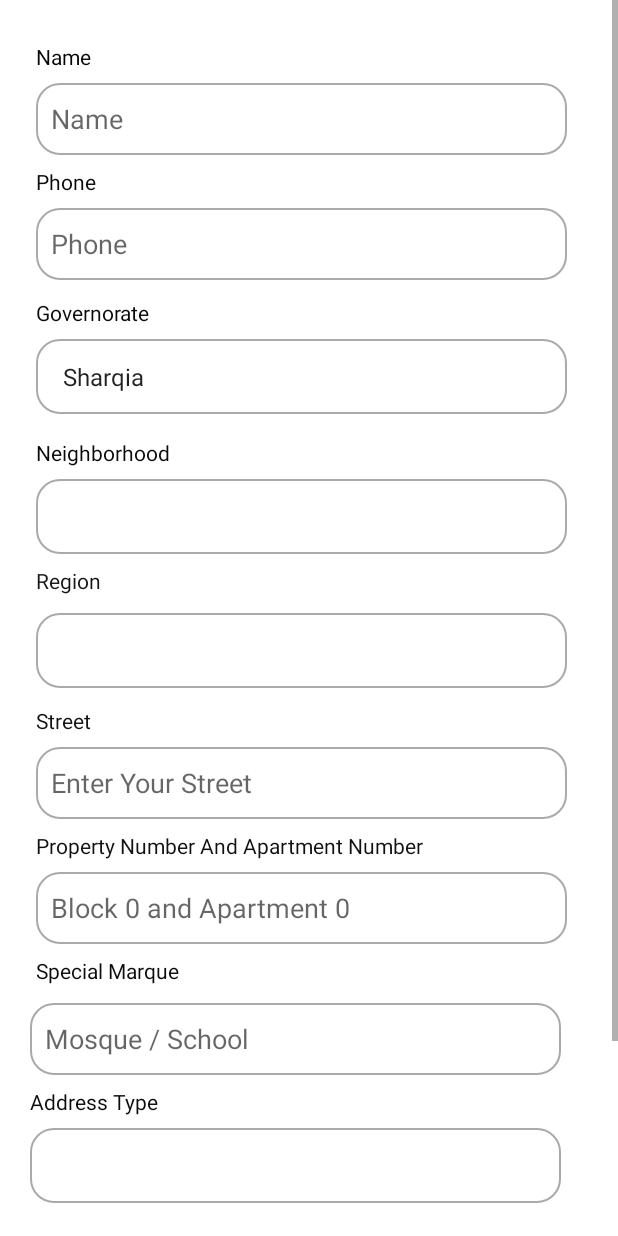
After one commit to ebrahim5599/Farmer-Friend, an Android app: the User_Data screen opened directly, with no data from a screen before it, on a phone screen of 412 x 824 dp. The commit adds this screen. Run offline under Robolectric (Android 15) with nearby library versions, the phone set to English and light mode, and no system bars; Roboto replaces fonts that are not available here.

Commit message:
user_data

```diff
--- a/app/src/main/AndroidManifest.xml
+++ b/app/src/main/AndroidManifest.xml
@@ -13,10 +13,11 @@
         android:theme="@style/Theme.FarmerFriend"
         android:usesCleartextTraffic="true">
         <activity
+            android:name=".e_commerce.ui.User_Data"
+            android:exported="true" />
+        <activity
             android:name=".e_commerce.ui.product_activity.ProductActivity"
             android:exported="true" />
-        android:theme="@style/Theme.FarmerFriend"
-        android:usesCleartextTraffic="true">
         <activity
             android:name=".e_commerce.ui.cart.CartActivity"
             android:exported="true" />
--- a/app/src/main/java/com/graduation/farmerfriend/e_commerce/ui/ECommerceFragment.java
+++ b/app/src/main/java/com/graduation/farmerfriend/e_commerce/ui/ECommerceFragment.java
@@ -4,7 +4,6 @@ import android.content.Intent;
 import android.os.Bundle;
 
 import androidx.fragment.app.Fragment;
-import androidx.fragment.app.FragmentManager;
 import androidx.fragment.app.FragmentTransaction;
 import androidx.recyclerview.widget.LinearLayoutManager;
 import androidx.recyclerview.widget.RecyclerView;
@@ -12,7 +11,6 @@ import androidx.recyclerview.widget.RecyclerView;
 import android.view.LayoutInflater;
 import android.view.View;
 import android.view.ViewGroup;
-import android.widget.EditText;
 import android.widget.ImageView;
 import android.widget.TextView;
 
@@ -45,7 +43,7 @@ public class ECommerceFragment extends Fragment {
         recycler_fertilizers = view.findViewById(R.id.recycleview_fertilizers);
         recycler_tools = view.findViewById(R.id.recycleview_tools);
         recycler_machines = view.findViewById(R.id.recycleview_machines);
-        editText = view.findViewById(R.id.search);
+        editText = view.findViewById(R.id.search_searchview_item);
 
         editText.setOnClickListener(new View.OnClickListener() {
             @Override
--- /dev/null
+++ b/app/src/main/java/com/graduation/farmerfriend/e_commerce/ui/User_Data.java
@@ -0,0 +1,32 @@
+package com.graduation.farmerfriend.e_commerce.ui;
+
+import androidx.appcompat.app.AppCompatActivity;
+
+import android.os.Bundle;
+import android.widget.ArrayAdapter;
+
+import com.graduation.farmerfriend.databinding.ActivityCartBinding;
+import com.graduation.farmerfriend.databinding.ActivityUserDataBinding;
+
+import java.util.ArrayList;
+import java.util.List;
+
+public class User_Data extends AppCompatActivity {
+    ActivityUserDataBinding binding;
+
+    @Override
+    protected void onCreate(Bundle savedInstanceState) {
+        super.onCreate(savedInstanceState);
+        binding = ActivityUserDataBinding.inflate(getLayoutInflater());
+        setContentView(binding.getRoot());
+
+        List<String> gov = new ArrayList<String>();
+        gov.add("Sharqia");
+        gov.add("Cairo");
+
+        ArrayAdapter<String> adapter = new ArrayAdapter<String>(this, android.R.layout.simple_spinner_item,gov);
+        adapter.setDropDownViewResource(android.R.layout.simple_spinner_dropdown_item);
+        binding.UserDataSpinnerGovernorate.setAdapter(adapter);
+
+    }
+}
--- /dev/null
+++ b/app/src/main/res/drawable/ic_baseline_add_location_alt_24.xml
@@ -0,0 +1,5 @@
+<vector android:height="24dp" android:tint="#323232"
+    android:viewportHeight="24" android:viewportWidth="24"
+    android:width="24dp" xmlns:android="http://schemas.android.com/apk/res/android">
+    <path android:fillColor="@android:color/white" android:pathData="M20,1v3h3v2h-3v3h-2L18,6h-3L15,4h3L18,1h2zM12,13c1.1,0 2,-0.9 2,-2s-0.9,-2 -2,-2 -2,0.9 -2,2 0.9,2 2,2zM14,3.25L14,7h3v3h2.92c0.05,0.39 0.08,0.79 0.08,1.2 0,3.32 -2.67,7.25 -8,11.8 -5.33,-4.55 -8,-8.48 -8,-11.8C4,6.22 7.8,3 12,3c0.68,0 1.35,0.08 2,0.25z"/>
+</vector>
--- /dev/null
+++ b/app/src/main/res/drawable/ic_baseline_location_on_24.xml
@@ -0,0 +1,5 @@
+<vector android:height="24dp" android:tint="#0C0C0C"
+    android:viewportHeight="24" android:viewportWidth="24"
+    android:width="24dp" xmlns:android="http://schemas.android.com/apk/res/android">
+    <path android:fillColor="@android:color/white" android:pathData="M12,2C8.13,2 5,5.13 5,9c0,5.25 7,13 7,13s7,-7.75 7,-13c0,-3.87 -3.13,-7 -7,-7zM12,11.5c-1.38,0 -2.5,-1.12 -2.5,-2.5s1.12,-2.5 2.5,-2.5 2.5,1.12 2.5,2.5 -1.12,2.5 -2.5,2.5z"/>
+</vector>
--- /dev/null
+++ b/app/src/main/res/drawable/user_data_shape.xml
@@ -0,0 +1,13 @@
+<?xml version="1.0" encoding="utf-8"?>
+<shape
+    xmlns:android="http://schemas.android.com/apk/res/android"
+    android:shape="rectangle">
+    <corners android:radius="15dp"/>
+    <padding android:left="10dp"
+        android:right="10dp"
+        android:top="10dp"
+        android:bottom="10dp"/>
+    <solid android:color="@color/white"/>
+    <stroke android:width="1dip"
+        android:color="@android:color/darker_gray"/>
+</shape>
--- /dev/null
+++ b/app/src/main/res/layout/activity_user_data.xml
@@ -0,0 +1,290 @@
+<?xml version="1.0" encoding="utf-8"?>
+<androidx.constraintlayout.widget.ConstraintLayout xmlns:android="http://schemas.android.com/apk/res/android"
+    xmlns:app="http://schemas.android.com/apk/res-auto"
+    xmlns:tools="http://schemas.android.com/tools"
+    android:layout_width="match_parent"
+    android:layout_height="match_parent"
+    tools:context=".e_commerce.ui.User_Data">
+
+    <ScrollView
+        android:layout_width="match_parent"
+        android:layout_height="match_parent"
+        app:layout_constraintBottom_toBottomOf="parent"
+        app:layout_constraintEnd_toEndOf="parent"
+        app:layout_constraintHorizontal_bias="0.0"
+        app:layout_constraintStart_toStartOf="parent"
+        app:layout_constraintTop_toTopOf="parent"
+        app:layout_constraintVertical_bias="1.0">
+
+        <androidx.constraintlayout.widget.ConstraintLayout
+            android:layout_width="match_parent"
+            android:layout_height="match_parent">
+
+            <EditText
+                android:id="@+id/User_Data_edittext_name"
+                android:layout_width="354dp"
+                android:layout_height="wrap_content"
+                android:layout_marginStart="24dp"
+                android:layout_marginTop="8dp"
+                android:background="@drawable/user_data_shape"
+                android:ems="10"
+                android:hint="@string/name"
+                android:inputType="textPersonName"
+                android:minHeight="48dp"
+                app:layout_constraintStart_toStartOf="parent"
+                app:layout_constraintTop_toBottomOf="@+id/User_Data_textview_name"
+                tools:ignore="TouchTargetSizeCheck,TouchTargetSizeCheck" />
+
+            <TextView
+                android:id="@+id/User_Data_textview_name"
+                android:layout_width="wrap_content"
+                android:layout_height="wrap_content"
+                android:layout_marginStart="24dp"
+                android:layout_marginTop="28dp"
+                android:text="@string/name"
+                android:textColor="#070707"
+                app:layout_constraintStart_toStartOf="parent"
+                app:layout_constraintTop_toTopOf="parent" />
+
+            <EditText
+                android:id="@+id/User_Data_edittext_phone"
+                android:layout_width="354dp"
+                android:layout_height="wrap_content"
+                android:layout_marginStart="24dp"
+                android:layout_marginTop="8dp"
+                android:background="@drawable/user_data_shape"
+                android:ems="10"
+                android:hint="Phone"
+                android:inputType="phone"
+                android:minHeight="48dp"
+                app:layout_constraintEnd_toEndOf="@+id/User_Data_edittext_name"
+                app:layout_constraintStart_toStartOf="parent"
+                app:layout_constraintTop_toBottomOf="@+id/User_Data_textview_phone"
+                tools:ignore="SpeakableTextPresentCheck" />
+
+            <TextView
+                android:id="@+id/User_Data_textview_phone"
+                android:layout_width="wrap_content"
+                android:layout_height="wrap_content"
+                android:layout_marginStart="24dp"
+                android:layout_marginTop="8dp"
+                android:text="@string/phone"
+                android:textColor="#090909"
+                app:layout_constraintStart_toStartOf="parent"
+                app:layout_constraintTop_toBottomOf="@+id/User_Data_edittext_name" />
+
+            <TextView
+                android:id="@+id/User_Data_textview_governorate"
+                android:layout_width="wrap_content"
+                android:layout_height="wrap_content"
+                android:layout_marginStart="24dp"
+                android:layout_marginTop="12dp"
+                android:hint="@string/governorate"
+                android:textColorHint="#0B0A0A"
+                app:layout_constraintStart_toStartOf="parent"
+                app:layout_constraintTop_toBottomOf="@+id/User_Data_edittext_phone" />
+
+            <Spinner
+                android:id="@+id/User_Data_spinner_governorate"
+                android:layout_width="354dp"
+                android:layout_height="50dp"
+                android:layout_marginStart="24dp"
+                android:layout_marginTop="8dp"
+                android:background="@drawable/user_data_shape"
+                app:layout_constraintEnd_toEndOf="@+id/User_Data_edittext_phone"
+                app:layout_constraintHorizontal_bias="0.0"
+                app:layout_constraintStart_toStartOf="parent"
+                app:layout_constraintTop_toBottomOf="@+id/User_Data_textview_governorate"
+                tools:ignore="SpeakableTextPresentCheck" />
+
+            <TextView
+                android:id="@+id/User_Data_textview_neighborhood"
+                android:layout_width="wrap_content"
+                android:layout_height="wrap_content"
+                android:layout_marginStart="24dp"
+                android:layout_marginTop="16dp"
+                android:text="@string/neighborhood"
+                android:textColor="#0B0A0A"
+                app:layout_constraintStart_toStartOf="parent"
+                app:layout_constraintTop_toBottomOf="@+id/User_Data_spinner_governorate" />
+
+            <Spinner
+                android:id="@+id/User_Data_spinner_neighborhood"
+                android:layout_width="354dp"
+                android:layout_height="50dp"
+                android:layout_marginStart="24dp"
+                android:layout_marginTop="8dp"
+                android:background="@drawable/user_data_shape"
+                app:layout_constraintEnd_toEndOf="@+id/User_Data_spinner_governorate"
+                app:layout_constraintStart_toStartOf="parent"
+                app:layout_constraintTop_toBottomOf="@+id/User_Data_textview_neighborhood"
+                tools:ignore="SpeakableTextPresentCheck" />
+
+            <TextView
+                android:id="@+id/User_Data_textview_region"
+                android:layout_width="wrap_content"
+                android:layout_height="wrap_content"
+                android:layout_marginStart="24dp"
+                android:layout_marginTop="8dp"
+                android:text="@string/region"
+                android:textColor="#151515"
+                app:layout_constraintStart_toStartOf="parent"
+                app:layout_constraintTop_toBottomOf="@+id/User_Data_spinner_neighborhood" />
+
+            <Spinner
+                android:id="@+id/User_Data_spinner_region"
+                android:layout_width="354dp"
+                android:layout_height="50dp"
+                android:layout_marginStart="24dp"
+                android:layout_marginTop="12dp"
+                android:background="@drawable/user_data_shape"
+                app:layout_constraintEnd_toEndOf="@+id/User_Data_spinner_neighborhood"
+                app:layout_constraintStart_toStartOf="parent"
+                app:layout_constraintTop_toBottomOf="@+id/User_Data_textview_region"
+                tools:ignore="SpeakableTextPresentCheck" />
+
+            <TextView
+                android:id="@+id/User_Data_textview_street"
+                android:layout_width="wrap_content"
+                android:layout_height="wrap_content"
+                android:layout_marginStart="24dp"
+                android:layout_marginTop="12dp"
+                android:text="@string/street"
+                android:textColor="#121111"
+                app:layout_constraintStart_toStartOf="parent"
+                app:layout_constraintTop_toBottomOf="@+id/User_Data_spinner_region" />
+
+            <EditText
+                android:id="@+id/User_Data_edittext_street"
+                android:layout_width="354dp"
+                android:layout_height="wrap_content"
+                android:layout_marginStart="24dp"
+                android:layout_marginTop="8dp"
+                android:background="@drawable/user_data_shape"
+                android:ems="10"
+                android:hint="@string/enter_the_street"
+                android:inputType="textPersonName"
+                android:minHeight="48dp"
+                app:layout_constraintEnd_toEndOf="@+id/User_Data_spinner_region"
+                app:layout_constraintStart_toStartOf="parent"
+                app:layout_constraintTop_toBottomOf="@+id/User_Data_textview_street" />
+
+            <TextView
+                android:id="@+id/User_Data_textview_block"
+                android:layout_width="wrap_content"
+                android:layout_height="wrap_content"
+                android:layout_marginStart="24dp"
+                android:layout_marginTop="8dp"
+                android:text="@string/Property_number_and_apartment_number"
+                android:textColor="#101010"
+                app:layout_constraintStart_toStartOf="parent"
+                app:layout_constraintTop_toBottomOf="@+id/User_Data_edittext_street" />
+
+            <EditText
+                android:id="@+id/User_Data_edittext_block"
+                android:layout_width="354dp"
+                android:layout_height="wrap_content"
+                android:layout_marginStart="24dp"
+                android:layout_marginTop="8dp"
+                android:background="@drawable/user_data_shape"
+                android:ems="10"
+                android:hint="@string/Block"
+                android:inputType="textPersonName"
+                android:minHeight="48dp"
+                app:layout_constraintEnd_toEndOf="@+id/User_Data_edittext_street"
+                app:layout_constraintHorizontal_bias="0.0"
+                app:layout_constraintStart_toStartOf="parent"
+                app:layout_constraintTop_toBottomOf="@+id/User_Data_textview_block"
+                tools:ignore="SpeakableTextPresentCheck" />
+
+            <TextView
+                android:id="@+id/User_Data_textview_special"
+                android:layout_width="wrap_content"
+                android:layout_height="wrap_content"
+                android:layout_marginStart="24dp"
+                android:layout_marginTop="8dp"
+                android:text="@string/special_marque"
+                android:textColor="#0C0C0C"
+                app:layout_constraintStart_toStartOf="parent"
+                app:layout_constraintTop_toBottomOf="@+id/User_Data_edittext_block" />
+
+            <EditText
+                android:id="@+id/User_Data_edittext_special"
+                android:layout_width="354dp"
+                android:layout_height="wrap_content"
+                android:layout_marginStart="20dp"
+                android:layout_marginTop="12dp"
+                android:background="@drawable/user_data_shape"
+                android:ems="10"
+                android:hint="@string/mosque_school"
+                android:inputType="textPersonName"
+                android:minHeight="48dp"
+                app:layout_constraintEnd_toEndOf="@+id/User_Data_edittext_block"
+                app:layout_constraintHorizontal_bias="0.0"
+                app:layout_constraintStart_toStartOf="parent"
+                app:layout_constraintTop_toBottomOf="@+id/User_Data_textview_special"
+                tools:ignore="SpeakableTextPresentCheck" />
+
+            <TextView
+                android:id="@+id/User_Data_textview_address_type"
+                android:layout_width="wrap_content"
+                android:layout_height="wrap_content"
+                android:layout_marginStart="20dp"
+                android:layout_marginTop="8dp"
+                android:text="@string/Address_type"
+                android:textColor="#0C0C0C"
+                app:layout_constraintStart_toStartOf="parent"
+                app:layout_constraintTop_toBottomOf="@+id/User_Data_edittext_special" />
+
+            <Spinner
+                android:id="@+id/User_Data_spinner_address_type"
+                android:layout_width="354dp"
+                android:layout_height="50dp"
+                android:layout_marginStart="20dp"
+                android:layout_marginTop="8dp"
+                android:background="@drawable/user_data_shape"
+                app:layout_constraintEnd_toEndOf="@+id/User_Data_edittext_special"
+                app:layout_constraintStart_toStartOf="parent"
+                app:layout_constraintTop_toBottomOf="@+id/User_Data_textview_address_type"
+                tools:ignore="SpeakableTextPresentCheck" />
+
+            <Button
+                android:id="@+id/User_Data_button_location"
+                android:layout_width="233dp"
+                android:layout_height="51dp"
+                android:layout_marginTop="20dp"
+                android:backgroundTint="#3A8C07"
+                android:text="@string/location"
+                app:cornerRadius="15dp"
+                app:icon="@drawable/ic_baseline_location_on_24"
+                app:layout_constraintBottom_toBottomOf="parent"
+                app:layout_constraintEnd_toEndOf="parent"
+                app:layout_constraintHorizontal_bias="0.512"
+                app:layout_constraintStart_toStartOf="parent"
+                app:layout_constraintTop_toBottomOf="@+id/User_Data_spinner_address_type"
+                app:layout_constraintVertical_bias="0.211" />
+
+            <TextView
+                android:id="@+id/User_Data_textview_location"
+                android:layout_width="wrap_content"
+                android:layout_height="wrap_content"
+                app:layout_constraintStart_toStartOf="parent"
+                app:layout_constraintTop_toBottomOf="@+id/User_Data_button_location" />
+
+            <Button
+                android:id="@+id/User_Data_button_save"
+                android:layout_width="234dp"
+                android:layout_height="wrap_content"
+                android:layout_marginTop="16dp"
+                android:backgroundTint="#3A8C07"
+                android:text="@string/save"
+                app:cornerRadius="15dp"
+                app:layout_constraintEnd_toEndOf="parent"
+                app:layout_constraintStart_toStartOf="parent"
+                app:layout_constraintTop_toBottomOf="@+id/User_Data_textview_location"
+                tools:ignore="TouchTargetSizeCheck" />
+
+        </androidx.constraintlayout.widget.ConstraintLayout>
+    </ScrollView>
+
+</androidx.constraintlayout.widget.ConstraintLayout>
--- a/app/src/main/res/layout/fragment_e_commerce.xml
+++ b/app/src/main/res/layout/fragment_e_commerce.xml
@@ -14,7 +14,7 @@
 
 
         <TextView
-            android:id="@+id/search"
+            android:id="@+id/search_searchview_item"
             android:layout_width="280dp"
             android:layout_height="48dp"
             android:layout_marginStart="15dp"
--- a/app/src/main/res/values/strings.xml
+++ b/app/src/main/res/values/strings.xml
@@ -27,5 +27,24 @@
     <string name="item_name">Corn Seeds</string>
     <string name="description">Description</string>
     <string name="results">Results</string>
+    <string name="name">Name</string>
+    <string name="phone">Phone</string>
+    <string name="governorate">Governorate</string>
+    <string name="neighborhood">Neighborhood</string>
+    <string name="region">Region</string>
+    <string name="street">Street</string>
+    <string name="enter_the_street">Enter Your Street</string>
+    <string name="Property_number_and_apartment_number">Property Number And Apartment Number</string>
+    <string name="Block">Block 0 and Apartment 0</string>
+    <string name="special_marque">Special Marque</string>
+    <string name="mosque_school">Mosque / School</string>
+    <string name="Address_type">Address Type</string>
+    <string name="location">Add Your Location</string>
+    <string name="save">Save</string>
+
+    <string-array name="gov_array">
+        <item>Sharqia</item>
+        <item>cairo</item>
+    </string-array>
 
 </resources>
```
Also changed, not shown: app/src/main/java/com/graduation/farmerfriend/e_commerce/ViewRecycleSearchAdapter.java (+16 -18 lines), app/src/main/java/com/graduation/farmerfriend/e_commerce/ui/Item_description.java (+8 -9 lines), app/src/main/java/com/graduation/farmerfriend/e_commerce/ui/Search.java (+7 -7 lines), app/src/main/java/com/graduation/farmerfriend/e_commerce/ui/cart/CartActivity.java (+10 -0 lines), app/src/main/res/layout/fragment_item_description.xml (+21 -21 lines), app/src/main/res/layout/fragment_search.xml (+7 -7 lines), app/src/main/res/layout/item_search.xml (+17 -17 lines).
